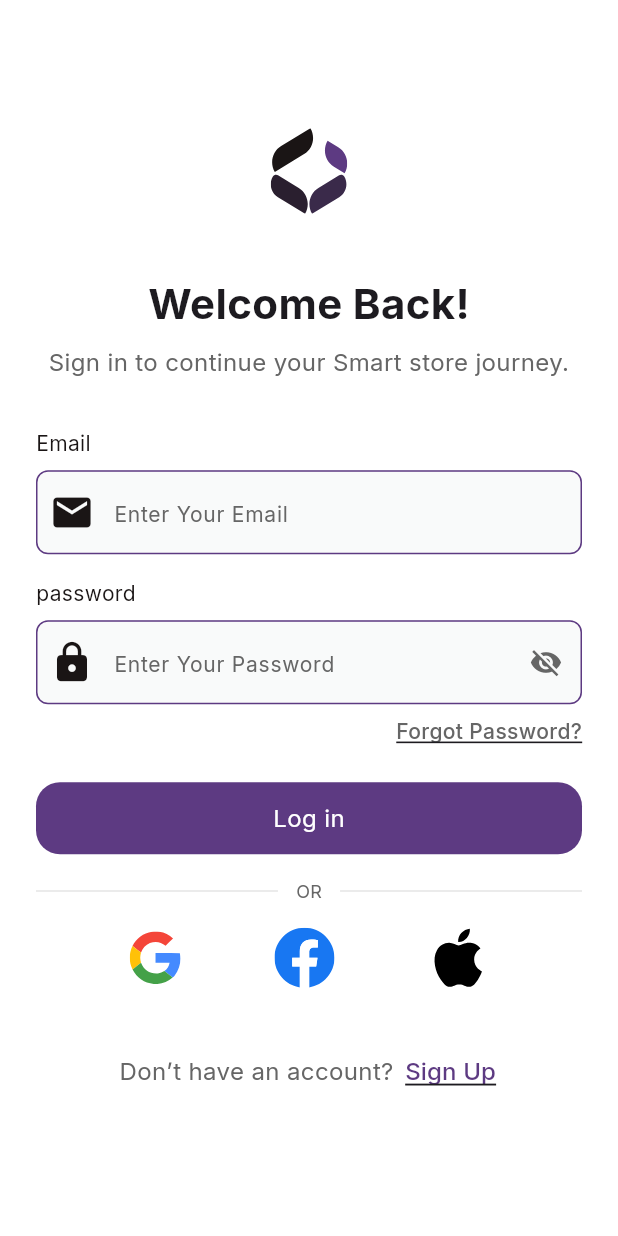
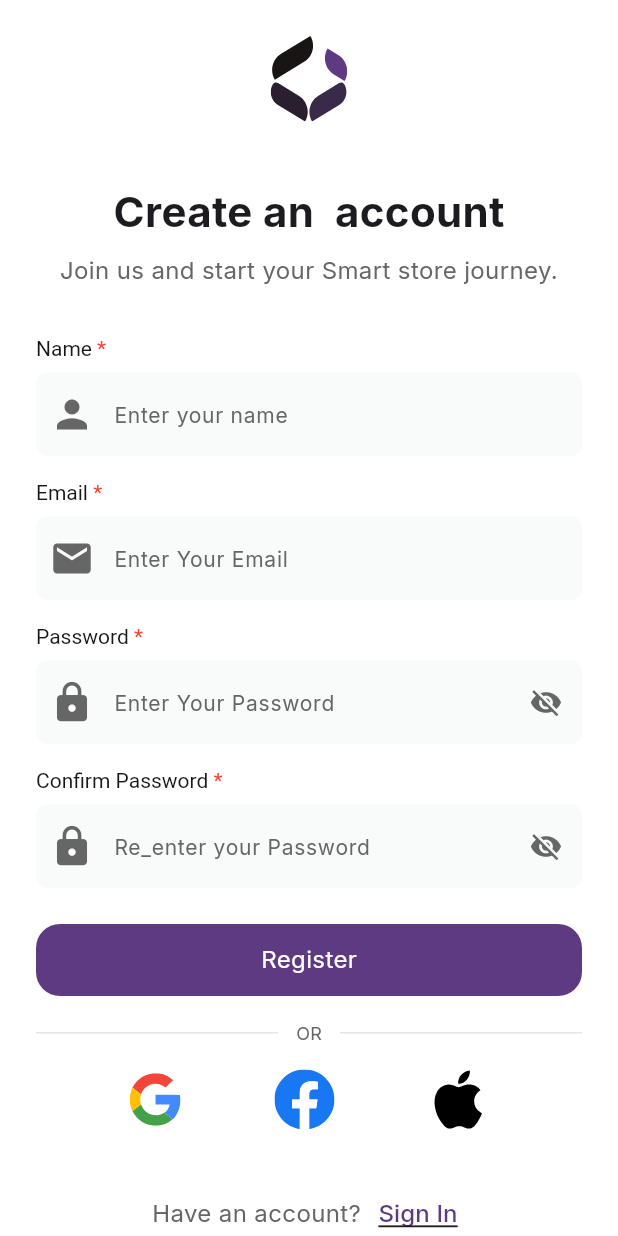
Before and after one commit to AhmedYasserww/Smart-Store, a Flutter app: the LogInView screen opened by its route, after a tap on "Sign Up", on a phone screen of 412 x 824 dp. Run offline on Flutter 3.47's test engine with Material 3 defaults, Android fonts, the phone set to English and light mode, and no system bars; our stand-ins replace flutter_svg, google_fonts.

Commit message:
finish register ui screen and refactor the code

```diff
--- a/lib/core/helper_functions/on_generate_routes.dart
+++ b/lib/core/helper_functions/on_generate_routes.dart
@@ -1,6 +1,7 @@
 import 'package:flutter/material.dart';
 
 import '../../features/auth/presentation/views/log_in_view.dart';
+import '../../features/auth/presentation/views/register_view.dart';
 
 Route<dynamic> onGenerateRoutes(RouteSettings settings) {
   switch (settings.name) {
@@ -10,8 +11,8 @@ Route<dynamic> onGenerateRoutes(RouteSettings settings) {
     //    return MaterialPageRoute(builder: (context) => const OnBoardingView());
     case LogInView.routeName:
       return MaterialPageRoute(builder: (context) => const LogInView());
-    // case SignUpView.routeName:
-    //   return MaterialPageRoute(builder: (context) => const SignUpView());
+    case RegisterView.routeName:
+      return MaterialPageRoute(builder: (context) => const RegisterView());
     //   case ButtonNavBarView.routeName:
     //     return MaterialPageRoute(builder: (context) => const ButtonNavBarView());
     //   case HomeView.routeName:
--- a/lib/core/widgets/custom_text_field.dart
+++ b/lib/core/widgets/custom_text_field.dart
@@ -1,67 +1,81 @@
 import 'package:flutter/material.dart';
+import '../utils/app_color.dart';
 
-import '../utils/app_color.dart';
 class CustomTextField extends StatelessWidget {
   const CustomTextField({
     super.key,
-    this.onSaved,this.onChange,
-    this.validator, this.prefixIcon,this.suffixIcon,
-    this.obscureText =false,
+    this.onSaved,
+    this.onChange,
+    this.validator,
+    this.prefixIcon,
+    this.suffixIcon,
+    this.obscureText = false,
     this.controller,
     this.hintText,
     this.keyboardType,
   });
 
-
   final void Function(String?)? onSaved;
   final void Function(String?)? onChange;
   final String? Function(String?)? validator;
   final IconData? prefixIcon;
-  final bool obscureText ;
+  final bool obscureText;
   final TextEditingController? controller;
-  final String? hintText ;
+  final String? hintText;
   final TextInputType? keyboardType;
   final Widget? suffixIcon;
+
   @override
   Widget build(BuildContext context) {
-
     return TextFormField(
-
-      //  style: const TextStyle(fontSize: 14,fontWeight: FontWeight.w400),
+      controller: controller,
       keyboardType: keyboardType,
-        controller: controller ,
-        obscureText:obscureText,
-        onSaved:onSaved ,
+      obscureText: obscureText,
+      onSaved: onSaved,
       onChanged: onChange,
       validator: validator,
-        decoration:InputDecoration(
+      decoration: InputDecoration(
         filled: true,
-            fillColor: Color(0xffF9FAFA),
-            prefixIcon:Icon(prefixIcon,color: AppColors.primaryTextColor,size: 30,) ,
-            prefixIconColor: AppColors.primaryTextColor,
-            hintText:hintText ,
+        fillColor: const Color(0xffF9FAFA),
 
-            suffixIcon: suffixIcon ,
+        prefixIcon: prefixIcon != null
+            ? Icon(prefixIcon, size: 30)
+            : null,
 
-            hintStyle: const  TextStyle(
+        prefixIconColor: WidgetStateColor.resolveWith((states) {
+          if (states.contains(WidgetState.error)) {
+            return Colors.red;
+          }
+          if (states.contains(WidgetState.focused)) {
+            return AppColors.primaryColor;
+          }
+          return AppColors.greyTextColor; // enabled
+        }),
+
+        suffixIcon: suffixIcon,
+        hintText: hintText,
+        hintStyle: const TextStyle(
           color: AppColors.greyTextColor,
           fontSize: 14,
           fontWeight: FontWeight.w400,
         ),
-            enabledBorder: buildBorder(),
-            focusedBorder: buildBorder(),
-            errorBorder: buildBorder(Colors.red),
-            focusedErrorBorder: buildBorder(Colors.red),
-            border:  buildBorder()
 
-        )
+        enabledBorder: _buildBorder(const Color(0xFFF9FAFA)),
+        focusedBorder: _buildBorder(AppColors.primaryColor),
+        errorBorder: _buildBorder(Colors.red),
+        focusedErrorBorder: _buildBorder(Colors.red),
+        border: _buildBorder(),
+      ),
     );
+  }
 
-  }
-  OutlineInputBorder buildBorder([color]){
+  OutlineInputBorder _buildBorder([Color? color]) {
     return OutlineInputBorder(
       borderRadius: BorderRadius.circular(8),
-      borderSide: BorderSide(color: color ??  AppColors.primaryColor,width: 1),
+      borderSide: BorderSide(
+        color: color ?? AppColors.primaryColor,
+        width: 1,
+      ),
     );
   }
 }
--- /dev/null
+++ b/lib/features/auth/presentation/views/register_view.dart
@@ -0,0 +1,13 @@
+import 'package:flutter/material.dart';
+import 'package:smart_store/features/auth/presentation/views/widgets/register_view_body.dart';
+class RegisterView extends StatelessWidget {
+  const RegisterView({super.key});
+  static const String routeName = 'register';
+
+  @override
+  Widget build(BuildContext context) {
+    return Scaffold(
+      body: RegisterViewBody(),
+    );
+  }
+}
--- a/lib/features/auth/presentation/views/widgets/log_in_view_body.dart
+++ b/lib/features/auth/presentation/views/widgets/log_in_view_body.dart
@@ -5,6 +5,7 @@ import 'package:smart_store/features/auth/presentation/views/widgets/log_in_widg
 
 import '../../../../../core/utils/app_dimensions.dart';
 import '../../../../../core/widgets/custom_button.dart';
+import '../register_view.dart';
 import 'log_in_widgets/custom_email_text_field.dart';
 import 'log_in_widgets/custom_navigate_to_register.dart';
 import 'log_in_widgets/custom_password_text_field.dart';
@@ -141,7 +142,8 @@ class _LogInViewBodyState extends State<LogInViewBody> {
 SizedBox(height: 24,),
                         CustomButton(
                           text: "Log in",
-                          onTap: () {},
+                          onTap: () {
+                          },
                         ),
                         const SizedBox(height: 16),
                    OrDivider(),
@@ -162,9 +164,11 @@ SizedBox(height: 24,),
                         ),
                         SizedBox(height: 32,),
 
-                        CustomNavigateToRegister(
+                        CustomNavigateToRegisterOrLogin(
+                          textMessage: "Don’t have an account?",
+                          buttonText: "Sign Up",
                           onPressed: () {
-                        //    Navigator.of(context).pushNamed(SignUpView.routeName);
+                            Navigator.of(context).pushNamed(RegisterView.routeName);
                           },
                         ),
                       ],
--- a/lib/features/auth/presentation/views/widgets/log_in_widgets/custom_navigate_to_register.dart
+++ b/lib/features/auth/presentation/views/widgets/log_in_widgets/custom_navigate_to_register.dart
@@ -1,15 +1,17 @@
 import 'package:flutter/material.dart';
 import 'package:smart_store/core/utils/app_color.dart';
-class CustomNavigateToRegister extends StatelessWidget {
-  const CustomNavigateToRegister({super.key, required this.onPressed});
+class CustomNavigateToRegisterOrLogin extends StatelessWidget {
+  const CustomNavigateToRegisterOrLogin({super.key, required this.onPressed, required this.buttonText, required this.textMessage});
   final void Function()? onPressed;
+  final String buttonText ;
+  final String textMessage;
   @override
   Widget build(BuildContext context) {
     return Row(
       mainAxisAlignment: MainAxisAlignment.center,
       children: [
       Text(
-      'Don’t have an account?',
+      textMessage,
       style: TextStyle(
         color: AppColors.greyTextColor,
         fontSize: 16,
@@ -22,8 +24,8 @@ class CustomNavigateToRegister extends StatelessWidget {
           style: TextButton.styleFrom(
             padding: EdgeInsets.zero,
           ),
-          child: const Text(
-            'Sign Up',
+          child:  Text(
+            buttonText,
             style: TextStyle(
               color: AppColors.primaryColor,
               fontSize: 16,
--- a/lib/features/auth/presentation/views/widgets/log_in_widgets/cutom_name_text_field.dart
+++ /dev/null
@@ -1,17 +0,0 @@
-import 'package:flutter/material.dart';
-import '../../../../../../core/widgets/custom_text_field.dart';
-class NameField extends StatelessWidget {
-  final TextEditingController nameController;
-
-  const NameField({super.key, required this.nameController});
-
-  @override
-  Widget build(BuildContext context) {
-    return CustomTextField(
-      controller: nameController,
-      validator: (value) => value == null || value.isEmpty ? 'Field is required' : null,
-      prefixIcon: Icons.person,
-      hintText: "Enter Your Name",
-    );
-  }
-}
--- /dev/null
+++ b/lib/features/auth/presentation/views/widgets/register_view_body.dart
@@ -0,0 +1,172 @@
+import 'package:flutter/material.dart';
+import 'package:flutter_svg/flutter_svg.dart';
+import 'package:smart_store/core/utils/app_color.dart';
+import 'package:smart_store/core/utils/app_dimensions.dart';
+import 'package:smart_store/core/widgets/custom_button.dart';
+import 'package:smart_store/features/auth/presentation/views/log_in_view.dart';
+import 'package:smart_store/features/auth/presentation/views/widgets/log_in_widgets/or_widget.dart';
+import 'package:smart_store/features/auth/presentation/views/widgets/log_in_widgets/custom_social_icon.dart';
+import 'package:smart_store/features/auth/presentation/views/widgets/register_widgets/confirm_password_field_widget.dart';
+import 'package:smart_store/features/auth/presentation/views/widgets/register_widgets/custom_name_text_field.dart';
+import 'package:smart_store/features/auth/presentation/views/widgets/register_widgets/required_field_label.dart';
+import 'log_in_widgets/custom_email_text_field.dart';
+import 'log_in_widgets/custom_navigate_to_register.dart';
+import 'log_in_widgets/custom_password_text_field.dart';
+
+class RegisterViewBody extends StatefulWidget {
+  const RegisterViewBody({super.key});
+
+  @override
+  State<RegisterViewBody> createState() => _RegisterViewBodyState();
+}
+
+class _RegisterViewBodyState extends State<RegisterViewBody> {
+  bool passwordVisible = true;
+  bool confirmPasswordVisible = true;
+
+  late TextEditingController nameController;
+  late TextEditingController emailController;
+  late TextEditingController passwordController;
+  late TextEditingController confirmPasswordController;
+
+  final GlobalKey<FormState> formKey = GlobalKey<FormState>();
+  AutovalidateMode autoValidateMode = AutovalidateMode.disabled;
+
+  @override
+  void initState() {
+    nameController = TextEditingController();
+    emailController = TextEditingController();
+    passwordController = TextEditingController();
+    confirmPasswordController = TextEditingController();
+    super.initState();
+  }
+
+  @override
+  void dispose() {
+    nameController.dispose();
+    emailController.dispose();
+    passwordController.dispose();
+    confirmPasswordController.dispose();
+    super.dispose();
+  }
+
+  void togglePasswordVisibility() {
+    setState(() {
+      passwordVisible = !passwordVisible;
+    });
+  }
+
+  void toggleConfirmPasswordVisibility() {
+    setState(() {
+      confirmPasswordVisible = !confirmPasswordVisible;
+    });
+  }
+
+  @override
+  Widget build(BuildContext context) {
+    return Center(
+      child: SingleChildScrollView(
+        child: Padding(
+          padding: EdgeInsets.symmetric(
+            horizontal: AppDimensions.authScreenPadding,
+          ),
+          child: Form(
+            key: formKey,
+            autovalidateMode: autoValidateMode,
+            child: Column(
+              children: [
+                const SizedBox(height: 24),
+                SvgPicture.asset('assets/images/logo.svg'),
+                const SizedBox(height: 40),
+
+                Text(
+                  'Create an  account',
+                  style: TextStyle(
+                    fontSize: 28,
+                    fontWeight: FontWeight.w700,
+                  ),
+                ),
+                const SizedBox(height: 8),
+                Text(
+                  'Join us and start your Smart store journey.',
+                  textAlign: TextAlign.center,
+                  style: TextStyle(
+                    color: AppColors.greyTextColor,
+                    fontSize: 16,
+                    fontWeight: FontWeight.w400,
+                  ),
+                ),
+
+                const SizedBox(height: 32),
+
+                RequiredFieldLabel(text: 'Name'),
+                const SizedBox(height: 8),
+                NameField(nameController: nameController),
+
+                const SizedBox(height: 16),
+                RequiredFieldLabel(text: 'Email'),
+                const SizedBox(height: 8),
+                EmailField(emailController: emailController),
+
+                const SizedBox(height: 16),
+                RequiredFieldLabel(text: 'Password'),
+                const SizedBox(height: 8),
+                PasswordField(
+                  passwordController: passwordController,
+                  visible: passwordVisible,
+                  toggleVisibility: togglePasswordVisibility,
+                ),
+
+                const SizedBox(height: 16),
+                RequiredFieldLabel(text: 'Confirm Password'),
+                const SizedBox(height: 8),
+                ConfirmPasswordField(
+                  confirmPasswordController: confirmPasswordController,
+                  passwordController: passwordController,
+                  visible: confirmPasswordVisible,
+                  toggleVisibility: toggleConfirmPasswordVisibility,
+                ),
+
+                const SizedBox(height: 24),
+                CustomButton(
+                  text: 'Register',
+                  onTap: () {
+                    if (formKey.currentState!.validate()) {
+                      // register logic
+                    } else {
+                      setState(() {
+                        autoValidateMode = AutovalidateMode.always;
+                      });
+                    }
+                  },
+                ),
+
+                const SizedBox(height: 16),
+                OrDivider(),
+                const SizedBox(height: 16),
+
+                CustomSocialIcons(
+                  firstIcon: 'assets/images/googleIcon.svg',
+                  secondIcon: 'assets/images/face_bookIcon.svg',
+                  thirdIcon: 'assets/images/appleIcon.svg',
+                  onFirstPressed: () {},
+                  onSecondPressed: () {},
+                  onThirdPressed: () {},
+                ),
+
+                const SizedBox(height: 32),
+                CustomNavigateToRegisterOrLogin(
+                  textMessage: "Have an account?",
+                  buttonText: "Sign In",
+                  onPressed: () {
+                    Navigator.of(context).pushNamed(LogInView.routeName);
+                  },
+                ),
+              ],
+            ),
+          ),
+        ),
+      ),
+    );
+  }
+}
--- a/lib/features/auth/presentation/views/widgets/log_in_widgets/confirm_passord_field_widget.dart
+++ b/lib/features/auth/presentation/views/widgets/register_widgets/confirm_password_field_widget.dart
@@ -1,15 +1,17 @@
 import 'package:flutter/material.dart';
-
 import '../../../../../../core/utils/app_color.dart';
 import '../../../../../../core/widgets/custom_text_field.dart';
+
 class ConfirmPasswordField extends StatelessWidget {
   final TextEditingController confirmPasswordController;
+  final TextEditingController passwordController;
   final bool visible;
   final VoidCallback toggleVisibility;
 
   const ConfirmPasswordField({
     super.key,
     required this.confirmPasswordController,
+    required this.passwordController,
     required this.visible,
     required this.toggleVisibility,
   });
@@ -17,13 +19,16 @@ class ConfirmPasswordField extends StatelessWidget {
   @override
   Widget build(BuildContext context) {
     return CustomTextField(
-      prefixIcon:
-        Icons.lock,
       controller: confirmPasswordController,
       obscureText: visible,
+      prefixIcon: Icons.lock,
+      hintText: 'Re_enter your Password',
       validator: (value) {
         if (value == null || value.isEmpty) {
-          return 'required this field';
+          return 'Confirm password is required';
+        }
+        if (value != passwordController.text) {
+          return 'Passwords do not match';
         }
         return null;
       },
@@ -32,7 +37,7 @@ class ConfirmPasswordField extends StatelessWidget {
         icon: Icon(
           visible ? Icons.visibility_off : Icons.visibility,
           color: AppColors.greyTextColor,
-          size: 16,
+          size: 22,
         ),
       ),
     );
--- /dev/null
+++ b/lib/features/auth/presentation/views/widgets/register_widgets/custom_name_text_field.dart
@@ -0,0 +1,29 @@
+import 'package:flutter/material.dart';
+import '../../../../../../core/widgets/custom_text_field.dart';
+
+class NameField extends StatelessWidget {
+  final TextEditingController nameController;
+
+  const NameField({
+    super.key,
+    required this.nameController,
+  });
+
+  @override
+  Widget build(BuildContext context) {
+    return CustomTextField(
+      controller: nameController,
+      prefixIcon: Icons.person,
+      hintText: 'Enter your name',
+      validator: (value) {
+        if (value == null || value.trim().isEmpty) {
+          return 'Name is required';
+        }
+        if (value.length < 3) {
+          return 'Name must be at least 3 characters';
+        }
+        return null;
+      },
+    );
+  }
+}
--- /dev/null
+++ b/lib/features/auth/presentation/views/widgets/register_widgets/required_field_label.dart
@@ -0,0 +1,37 @@
+import 'package:flutter/material.dart';
+import '../../../../../../core/utils/app_color.dart';
+class RequiredFieldLabel extends StatelessWidget {
+  final String text;
+
+  const RequiredFieldLabel({
+    super.key,
+    required this.text,
+  });
+
+  @override
+  Widget build(BuildContext context) {
+    return Align(
+      alignment: Alignment.topLeft,
+      child: RichText(
+        text: TextSpan(
+          text: text,
+          style: TextStyle(
+            color: AppColors.primaryTextColor,
+            fontSize: 14,
+            fontWeight: FontWeight.w400,
+          ),
+          children: const [
+            TextSpan(
+              text: ' *',
+              style: TextStyle(
+                color: Colors.red,
+                fontSize: 14,
+                fontWeight: FontWeight.w400,
+              ),
+            ),
+          ],
+        ),
+      ),
+    );
+  }
+}
```
Also changed, not shown: lib/core/widgets/custom_text_form_field_widget.dart (deleted, +0 -67 lines), lib/features/auth/presentation/views/forget_password_view.dart (added). Lines whose indentation alone changed are shown as unchanged.
